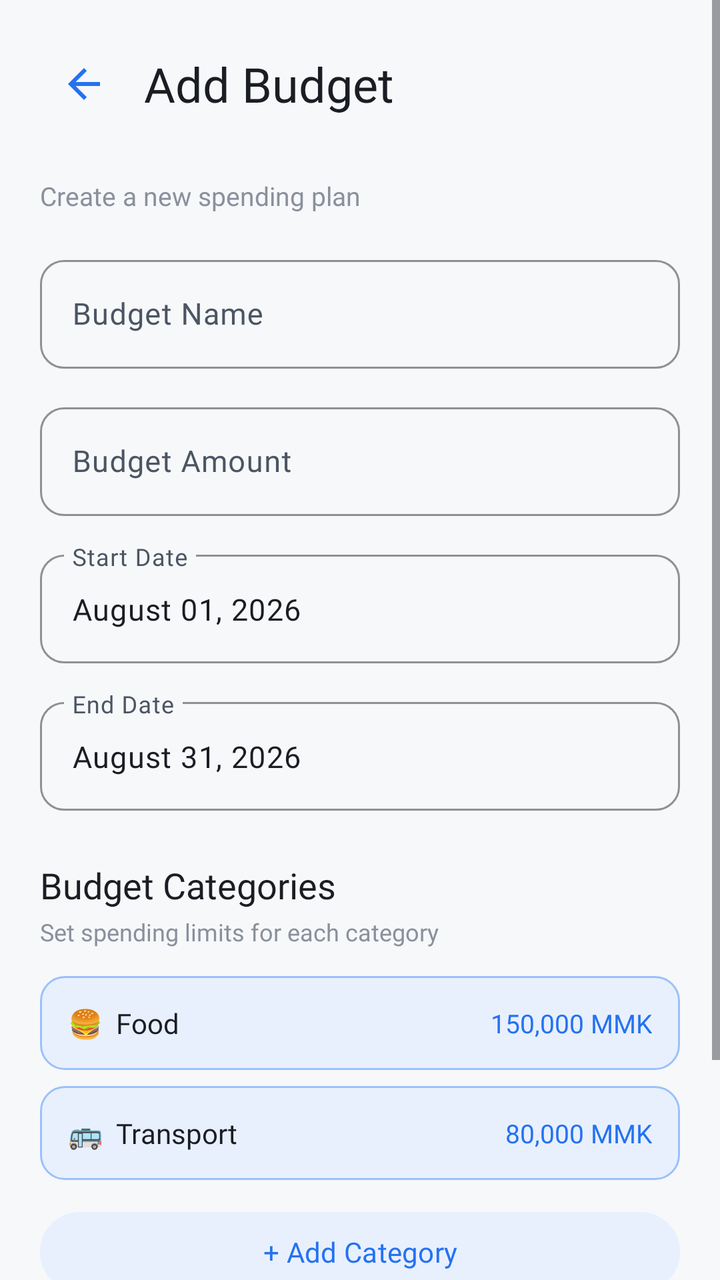
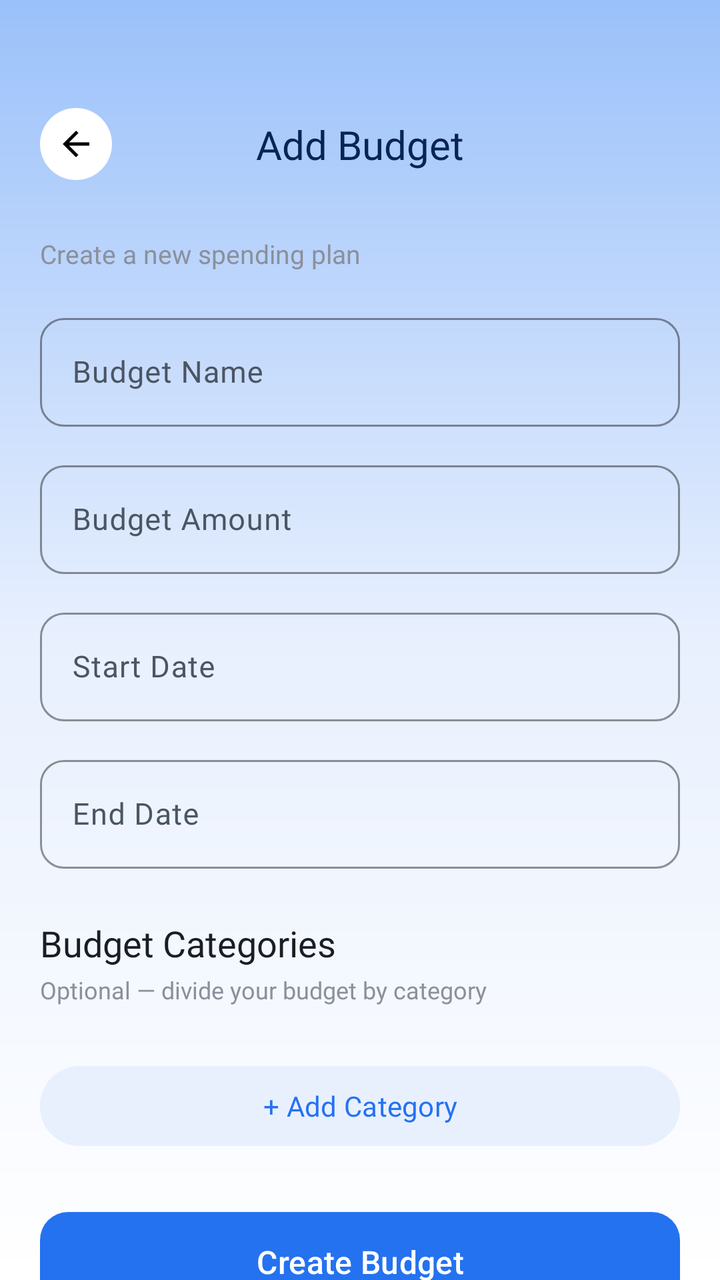

Before-and-after screenshots of an Android layout around one commit, followed by the original layout XML and the change that was made.
<!-- AndroidManifest.xml: application theme Theme.ExpenceAndBudgetTracker -->
<!-- res/layout/activity_add_budget.xml -->
<?xml version="1.0" encoding="utf-8"?>
<ScrollView
    xmlns:android="http://schemas.android.com/apk/res/android"
    xmlns:app="http://schemas.android.com/apk/res-auto"

    android:layout_width="match_parent"
    android:layout_height="match_parent"

    android:background="@color/background_light"
    android:fillViewport="true">


    <LinearLayout
        android:layout_width="match_parent"
        android:layout_height="wrap_content"

        android:orientation="vertical"
        android:padding="20dp">


        

        <LinearLayout
            android:layout_width="match_parent"
            android:layout_height="wrap_content"

            android:gravity="center_vertical">

            <ImageButton
                android:id="@+id/btnBack"

                android:layout_width="44dp"
                android:layout_height="44dp"

                android:background="?attr/selectableItemBackgroundBorderless"
                android:src="@drawable/ic_back"
                android:contentDescription="Back" />


            <TextView
                android:layout_width="wrap_content"
                android:layout_height="wrap_content"

                android:layout_marginStart="8dp"

                android:text="Add Budget"

                android:fontFamily="@font/dosis_bold"
                android:textColor="@color/text_primary_light"
                android:textSize="24sp" />

        </LinearLayout>


        

        <TextView
            android:layout_width="wrap_content"
            android:layout_height="wrap_content"

            android:layout_marginTop="25dp"

            android:text="Create a new spending plan"

            android:fontFamily="@font/dosis_bold"
            android:textColor="@color/neutral_500"
            android:textSize="13sp" />


        

        <com.google.android.material.textfield.TextInputLayout
            style="@style/Widget.MoneyMate.TextInputLayout"

            android:layout_width="match_parent"
            android:layout_height="wrap_content"

            android:layout_marginTop="18dp"

            android:hint="Budget Name">

            <com.google.android.material.textfield.TextInputEditText
                android:id="@+id/etBudgetName"

                android:layout_width="match_parent"
                android:layout_height="wrap_content"

                android:fontFamily="@font/dosis_bold"
                android:textSize="15sp" />

        </com.google.android.material.textfield.TextInputLayout>


        

        <com.google.android.material.textfield.TextInputLayout
            style="@style/Widget.MoneyMate.TextInputLayout"

            android:layout_width="match_parent"
            android:layout_height="wrap_content"

            android:layout_marginTop="14dp"

            android:hint="Budget Amount">

            <com.google.android.material.textfield.TextInputEditText
                android:id="@+id/etBudgetAmount"

                android:layout_width="match_parent"
                android:layout_height="wrap_content"

                android:inputType="numberDecimal"

                android:fontFamily="@font/dosis_bold"
                android:textSize="15sp" />

        </com.google.android.material.textfield.TextInputLayout>


        

        <com.google.android.material.textfield.TextInputLayout
            style="@style/Widget.MoneyMate.TextInputLayout"

            android:layout_width="match_parent"
            android:layout_height="wrap_content"

            android:layout_marginTop="14dp"

            android:hint="Start Date">

            <com.google.android.material.textfield.TextInputEditText
                android:id="@+id/etStartDate"

                android:layout_width="match_parent"
                android:layout_height="wrap_content"

                android:focusable="false"

                android:text="August 01, 2026"

                android:fontFamily="@font/dosis_bold"
                android:textSize="15sp" />

        </com.google.android.material.textfield.TextInputLayout>


        

        <com.google.android.material.textfield.TextInputLayout
            style="@style/Widget.MoneyMate.TextInputLayout"

            android:layout_width="match_parent"
            android:layout_height="wrap_content"

            android:layout_marginTop="14dp"

            android:hint="End Date">

            <com.google.android.material.textfield.TextInputEditText
                android:id="@+id/etEndDate"

                android:layout_width="match_parent"
                android:layout_height="wrap_content"

                android:focusable="false"

                android:text="August 31, 2026"

                android:fontFamily="@font/dosis_bold"
                android:textSize="15sp" />

        </com.google.android.material.textfield.TextInputLayout>


        

        <TextView
            android:layout_width="wrap_content"
            android:layout_height="wrap_content"

            android:layout_marginTop="25dp"

            android:text="Budget Categories"

            android:fontFamily="@font/dosis_bold"
            android:textColor="@color/text_primary_light"
            android:textSize="18sp" />


        <TextView
            android:layout_width="wrap_content"
            android:layout_height="wrap_content"

            android:layout_marginTop="3dp"

            android:text="Set spending limits for each category"

            android:fontFamily="@font/dosis_bold"
            android:textColor="@color/neutral_500"
            android:textSize="12sp" />


        

        <LinearLayout
            android:layout_width="match_parent"
            android:layout_height="wrap_content"

            android:layout_marginTop="14dp"
            android:padding="14dp"

            android:gravity="center_vertical"
            android:background="@drawable/bg_add_category">

            <TextView
                android:layout_width="0dp"
                android:layout_height="wrap_content"

                android:layout_weight="1"

                android:text="🍔  Food"

                android:fontFamily="@font/dosis_bold"
                android:textColor="@color/text_primary_light"
                android:textSize="14sp" />

            <TextView
                android:text="150,000 MMK"

                android:layout_width="wrap_content"
                android:layout_height="wrap_content"

                android:fontFamily="@font/dosis_bold"
                android:textColor="@color/primary_500"
                android:textSize="13sp" />

        </LinearLayout>


        

        <LinearLayout
            android:layout_width="match_parent"
            android:layout_height="wrap_content"

            android:layout_marginTop="8dp"
            android:padding="14dp"

            android:gravity="center_vertical"
            android:background="@drawable/bg_add_category">

            <TextView
                android:layout_width="0dp"
                android:layout_height="wrap_content"

                android:layout_weight="1"

                android:text="🚌  Transport"

                android:fontFamily="@font/dosis_bold"
                android:textColor="@color/text_primary_light"
                android:textSize="14sp" />

            <TextView
                android:text="80,000 MMK"

                android:layout_width="wrap_content"
                android:layout_height="wrap_content"

                android:fontFamily="@font/dosis_bold"
                android:textColor="@color/primary_500"
                android:textSize="13sp" />

        </LinearLayout>


        

        <Button
            android:id="@+id/btnAddCategory"

            android:layout_width="match_parent"
            android:layout_height="wrap_content"

            android:layout_marginTop="12dp"

            android:text="+ Add Category"

            android:textAllCaps="false"

            android:fontFamily="@font/dosis_bold"
            android:textColor="@color/primary_500"

            android:backgroundTint="@color/primary_50" />


        

        <Button
            android:id="@+id/btnCreateBudget"

            style="@style/Widget.MoneyMate.Button.Primary"

            android:layout_width="match_parent"
            android:layout_height="wrap_content"

            android:layout_marginTop="25dp"
            android:layout_marginBottom="20dp"

            android:text="Create Budget" />

    </LinearLayout>

</ScrollView>
<!-- resources referenced by this layout -->
<resources>
  <color name="background_light">@color/neutral_50</color>
  <color name="neutral_500">#8A909C</color>
  <color name="primary_50">#E8F0FE</color>
  <color name="primary_500">#2472F0</color>
  <color name="text_primary_light">@color/neutral_900</color>
  <!-- drawable bg_add_category (drawable) -->
  <?xml version="1.0" encoding="utf-8"?>
  <shape xmlns:android="http://schemas.android.com/apk/res/android"
      android:shape="rectangle">
  
      <solid android:color="@color/primary_50" />
  
      <stroke
          android:width="1dp"
          android:color="@color/primary_200" />
  
      <corners android:radius="12dp" />
  
  </shape>
  <!-- drawable ic_back (drawable) -->
  <?xml version="1.0" encoding="utf-8"?>
  <vector xmlns:android="http://schemas.android.com/apk/res/android"
      android:width="24dp"
      android:height="24dp"
      android:viewportWidth="24"
      android:viewportHeight="24">
      <path
          android:fillColor="@color/primary_500"
          android:pathData="M20,11H7.83l5.59,-5.59L12,4l-8,8 8,8 1.41,-1.41L7.83,13H20v-2z" />
  </vector>
  <style name="Widget.MoneyMate.Button.Primary" parent="Widget.Material3.Button">
          <item name="backgroundTint">@color/primary_500</item>
          <item name="cornerRadius">14dp</item>
          <item name="android:textAllCaps">false</item>
          <item name="android:textSize">16sp</item>
          <item name="android:paddingTop">14dp</item>
          <item name="android:paddingBottom">14dp</item>
      </style>
  <style name="Widget.MoneyMate.TextInputLayout" parent="Widget.Material3.TextInputLayout.OutlinedBox">
          <item name="boxCornerRadiusTopStart">12dp</item>
          <item name="boxCornerRadiusTopEnd">12dp</item>
          <item name="boxCornerRadiusBottomStart">12dp</item>
          <item name="boxCornerRadiusBottomEnd">12dp</item>
          <item name="boxStrokeColor">@color/primary_500</item>
          <item name="hintTextColor">@color/primary_500</item>
      </style>
  <style name="Theme.ExpenceAndBudgetTracker" parent="Theme.Material3.DayNight.NoActionBar">
          <item name="colorPrimary">@color/primary_500</item>
          <item name="colorOnPrimary">@color/neutral_0</item>
          <item name="colorPrimaryContainer">@color/primary_100</item>
          <item name="colorOnPrimaryContainer">@color/primary_900</item>
  
          <item name="colorSecondary">@color/accent_500</item>
          <item name="colorOnSecondary">@color/neutral_900</item>
          <item name="colorSecondaryContainer">@color/accent_100</item>
          <item name="colorOnSecondaryContainer">@color/accent_700</item>
  
          <item name="colorError">@color/expense_red</item>
          <item name="colorOnError">@color/neutral_0</item>
  
          <item name="android:colorBackground">@color/background_light</item>
          <item name="colorSurface">@color/surface_light</item>
          <item name="colorOnSurface">@color/text_primary_light</item>
          <item name="colorOnSurfaceVariant">@color/text_secondary_light</item>
  
          <item name="android:statusBarColor">@color/primary_700</item>
          <item name="android:windowLightStatusBar">false</item>
  
  
      </style>
  <color name="neutral_50">#F7F8FA</color>
  <color name="neutral_900">#1A1D23</color>
  <color name="primary_200">#9BC1FA</color>
  <color name="neutral_0">#FFFFFF</color>
  <color name="primary_100">#C2D9FC</color>
  <color name="primary_900">#082456</color>
  <color name="accent_500">#FFA800</color>
  <color name="accent_100">#FFE9C2</color>
  <color name="accent_700">#CC8600</color>
  <color name="expense_red">#E5484D</color>
  <color name="surface_light">@color/neutral_0</color>
  <color name="text_secondary_light">@color/neutral_700</color>
  <color name="primary_700">#1447A8</color>
  <color name="neutral_700">#4B5563</color>
</resources>

<!-- the commit's change to res/layout/activity_add_budget.xml (unified diff, before → after) -->
@@ -1,315 +1,321 @@
 <?xml version="1.0" encoding="utf-8"?>
-<ScrollView
+<androidx.constraintlayout.widget.ConstraintLayout
     xmlns:android="http://schemas.android.com/apk/res/android"
     xmlns:app="http://schemas.android.com/apk/res-auto"
 
     android:layout_width="match_parent"
     android:layout_height="match_parent"
 
-    android:background="@color/background_light"
-    android:fillViewport="true">
-
-
-    <LinearLayout
-        android:layout_width="match_parent"
+    android:background="@drawable/gradient_header_bg"
+    android:clipChildren="false"
+    android:clipToPadding="false">
+
+    
+    
+    
+
+    <ImageView
+        android:id="@+id/btnBack"
+
+        android:layout_width="36dp"
+        android:layout_height="36dp"
+
+        android:layout_marginStart="20dp"
+        android:layout_marginTop="54dp"
+
+        android:padding="8dp"
+
+        android:background="@drawable/circle_bg_white"
+        android:src="@drawable/baseline_arrow_back_24"
+        android:contentDescription="Back"
+
+        android:clickable="true"
+        android:focusable="true"
+
+        app:layout_constraintStart_toStartOf="parent"
+        app:layout_constraintTop_toTopOf="parent" />
+
+
+    
+    
+    
+
+    <TextView
+        android:id="@+id/tvBudgetPageTitle"
+
+        android:layout_width="wrap_content"
         android:layout_height="wrap_content"
 
-        android:orientation="vertical"
-        android:padding="20dp">
-
-
-        
+        android:text="Add Budget"
+
+        android:fontFamily="@font/dosis_extrabold"
+        android:textColor="@color/primary_900"
+        android:textSize="20sp"
+
+        app:layout_constraintTop_toTopOf="@id/btnBack"
+        app:layout_constraintBottom_toBottomOf="@id/btnBack"
+        app:layout_constraintStart_toStartOf="parent"
+        app:layout_constraintEnd_toEndOf="parent" />
+
+
+    
+    
+    
+
+    <ScrollView
+        android:id="@+id/budgetScrollView"
+
+        android:layout_width="0dp"
+        android:layout_height="0dp"
+
+        android:layout_marginTop="24dp"
+
+        android:fillViewport="true"
+        android:clipChildren="false"
+        android:clipToPadding="false"
+
+        android:scrollbars="none"
+
+        app:layout_constraintTop_toBottomOf="@id/btnBack"
+        app:layout_constraintBottom_toBottomOf="parent"
+        app:layout_constraintStart_toStartOf="parent"
+        app:layout_constraintEnd_toEndOf="parent">
+
 
         <LinearLayout
             android:layout_width="match_parent"
             android:layout_height="wrap_content"
 
-            android:gravity="center_vertical">
-
-            <ImageButton
-                android:id="@+id/btnBack"
-
-                android:layout_width="44dp"
-                android:layout_height="44dp"
-
-                android:background="?attr/selectableItemBackgroundBorderless"
-                android:src="@drawable/ic_back"
-                android:contentDescription="Back" />
-
+            android:orientation="vertical"
+
+            android:paddingStart="20dp"
+            android:paddingEnd="20dp"
+            android:paddingBottom="30dp">
+
+
+            
+            
+            
 
             <TextView
+                android:id="@+id/tvBudgetPageSubtitle"
+
                 android:layout_width="wrap_content"
                 android:layout_height="wrap_content"
 
-                android:layout_marginStart="8dp"
-
-                android:text="Add Budget"
+                android:layout_marginTop="4dp"
+
+                android:text="Create a new spending plan"
+
+                android:fontFamily="@font/dosis_bold"
+                android:textColor="@color/neutral_500"
+                android:textSize="13sp" />
+
+
+            
+            
+            
+
+            <com.google.android.material.textfield.TextInputLayout
+                style="@style/Widget.MoneyMate.TextInputLayout"
+
+                android:layout_width="match_parent"
+                android:layout_height="wrap_content"
+
+                android:layout_marginTop="18dp"
+
+                android:hint="Budget Name">
+
+                <com.google.android.material.textfield.TextInputEditText
+                    android:id="@+id/etBudgetName"
+
+                    android:layout_width="match_parent"
+                    android:layout_height="wrap_content"
+
+                    android:inputType="textCapSentences"
+
+                    android:fontFamily="@font/dosis_bold"
+                    android:textSize="15sp" />
+
+            </com.google.android.material.textfield.TextInputLayout>
+
+
+            
+            
+            
+
+            <com.google.android.material.textfield.TextInputLayout
+                style="@style/Widget.MoneyMate.TextInputLayout"
+
+                android:layout_width="match_parent"
+                android:layout_height="wrap_content"
+
+                android:layout_marginTop="14dp"
+
+                android:hint="Budget Amount"
+
+                app:prefixText="MMK ">
+
+                <com.google.android.material.textfield.TextInputEditText
+                    android:id="@+id/etBudgetAmount"
+
+                    android:layout_width="match_parent"
+                    android:layout_height="wrap_content"
+
+                    android:inputType="numberDecimal"
+
+                    android:fontFamily="@font/dosis_bold"
+                    android:textSize="15sp" />
+
+            </com.google.android.material.textfield.TextInputLayout>
+
+
+            
+            
+            
+
+            <com.google.android.material.textfield.TextInputLayout
+                style="@style/Widget.MoneyMate.TextInputLayout"
+
+                android:layout_width="match_parent"
+                android:layout_height="wrap_content"
+
+                android:layout_marginTop="14dp"
+
+                android:hint="Start Date">
+
+                <com.google.android.material.textfield.TextInputEditText
+                    android:id="@+id/etStartDate"
+
+                    android:layout_width="match_parent"
+                    android:layout_height="wrap_content"
+
+                    android:focusable="false"
+                    android:clickable="true"
+
+                    android:fontFamily="@font/dosis_bold"
+                    android:textSize="15sp" />
+
+            </com.google.android.material.textfield.TextInputLayout>
+
+
+            
+            
+            
+
+            <com.google.android.material.textfield.TextInputLayout
+                style="@style/Widget.MoneyMate.TextInputLayout"
+
+                android:layout_width="match_parent"
+                android:layout_height="wrap_content"
+
+                android:layout_marginTop="14dp"
+
+                android:hint="End Date">
+
+                <com.google.android.material.textfield.TextInputEditText
+                    android:id="@+id/etEndDate"
+
+                    android:layout_width="match_parent"
+                    android:layout_height="wrap_content"
+
+                    android:focusable="false"
+                    android:clickable="true"
+
+                    android:fontFamily="@font/dosis_bold"
+                    android:textSize="15sp" />
+
+            </com.google.android.material.textfield.TextInputLayout>
+
+
+            
+            
+            
+
+            <TextView
+                android:id="@+id/tvCategoriesTitle"
+
+                android:layout_width="wrap_content"
+                android:layout_height="wrap_content"
+
+                android:layout_marginTop="25dp"
+
+                android:text="Budget Categories"
 
                 android:fontFamily="@font/dosis_bold"
                 android:textColor="@color/text_primary_light"
-                android:textSize="24sp" />
-
-        </LinearLayout>
-
-
-        
-
-        <TextView
-            android:layout_width="wrap_content"
-            android:layout_height="wrap_content"
-
-            android:layout_marginTop="25dp"
-
-            android:text="Create a new spending plan"
-
-            android:fontFamily="@font/dosis_bold"
-            android:textColor="@color/neutral_500"
-            android:textSize="13sp" />
-
-
-        
-
-        <com.google.android.material.textfield.TextInputLayout
-            style="@style/Widget.MoneyMate.TextInputLayout"
-
-            android:layout_width="match_parent"
-            android:layout_height="wrap_content"
-
-            android:layout_marginTop="18dp"
-
-            android:hint="Budget Name">
-
-            <com.google.android.material.textfield.TextInputEditText
-                android:id="@+id/etBudgetName"
-
-                android:layout_width="match_parent"
-                android:layout_height="wrap_content"
+                android:textSize="18sp" />
+
+
+            <TextView
+                android:id="@+id/tvCategoriesSubtitle"
+
+                android:layout_width="wrap_content"
+                android:layout_height="wrap_content"
+
+                android:layout_marginTop="3dp"
+
+                android:text="Optional — divide your budget by category"
 
                 android:fontFamily="@font/dosis_bold"
-                android:textSize="15sp" />
-
-        </com.google.android.material.textfield.TextInputLayout>
-
-
-        
-
-        <com.google.android.material.textfield.TextInputLayout
-            style="@style/Widget.MoneyMate.TextInputLayout"
-
-            android:layout_width="match_parent"
-            android:layout_height="wrap_content"
-
-            android:layout_marginTop="14dp"
-
-            android:hint="Budget Amount">
-
-            <com.google.android.material.textfield.TextInputEditText
-                android:id="@+id/etBudgetAmount"
-
-                android:layout_width="match_parent"
-                android:layout_height="wrap_content"
-
-                android:inputType="numberDecimal"
-
-                android:fontFamily="@font/dosis_bold"
-                android:textSize="15sp" />
-
-        </com.google.android.material.textfield.TextInputLayout>
-
-
-        
-
-        <com.google.android.material.textfield.TextInputLayout
-            style="@style/Widget.MoneyMate.TextInputLayout"
-
-            android:layout_width="match_parent"
-            android:layout_height="wrap_content"
-
-            android:layout_marginTop="14dp"
-
-            android:hint="Start Date">
-
-            <com.google.android.material.textfield.TextInputEditText
-                android:id="@+id/etStartDate"
-
-                android:layout_width="match_parent"
-                android:layout_height="wrap_content"
-
-                android:focusable="false"
-
-                android:text="August 01, 2026"
-
-                android:fontFamily="@font/dosis_bold"
-                android:textSize="15sp" />
-
-        </com.google.android.material.textfield.TextInputLayout>
-
-
-        
-
-        <com.google.android.material.textfield.TextInputLayout
-            style="@style/Widget.MoneyMate.TextInputLayout"
-
-            android:layout_width="match_parent"
-            android:layout_height="wrap_content"
-
-            android:layout_marginTop="14dp"
-
-            android:hint="End Date">
-
-            <com.google.android.material.textfield.TextInputEditText
-                android:id="@+id/etEndDate"
-
-                android:layout_width="match_parent"
-                android:layout_height="wrap_content"
-
-                android:focusable="false"
-
-                android:text="August 31, 2026"
-
-                android:fontFamily="@font/dosis_bold"
-                android:textSize="15sp" />
-
-        </com.google.android.material.textfield.TextInputLayout>
-
-
-        
-
-        <TextView
-            android:layout_width="wrap_content"
-            android:layout_height="wrap_content"
-
-            android:layout_marginTop="25dp"
-
-            android:text="Budget Categories"
-
-            android:fontFamily="@font/dosis_bold"
-            android:textColor="@color/text_primary_light"
-            android:textSize="18sp" />
-
-
-        <TextView
-            android:layout_width="wrap_content"
-            android:layout_height="wrap_content"
-
-            android:layout_marginTop="3dp"
-
-            android:text="Set spending limits for each category"
-
-            android:fontFamily="@font/dosis_bold"
-            android:textColor="@color/neutral_500"
-            android:textSize="12sp" />
-
-
-        
-
-        <LinearLayout
-            android:layout_width="match_parent"
-            android:layout_height="wrap_content"
-
-            android:layout_marginTop="14dp"
-            android:padding="14dp"
-
-            android:gravity="center_vertical"
-            android:background="@drawable/bg_add_category">
-
-            <TextView
-                android:layout_width="0dp"
-                android:layout_height="wrap_content"
-
-                android:layout_weight="1"
-
-                android:text="🍔  Food"
-
-                android:fontFamily="@font/dosis_bold"
-                android:textColor="@color/text_primary_light"
-                android:textSize="14sp" />
-
-            <TextView
-                android:text="150,000 MMK"
-
-                android:layout_width="wrap_content"
-                android:layout_height="wrap_content"
+                android:textColor="@color/neutral_500"
+                android:textSize="12sp" />
+
+
+            
+            
+            
+
+            <LinearLayout
+                android:id="@+id/categoryContainer"
+
+                android:layout_width="match_parent"
+                android:layout_height="wrap_content"
+
+                android:layout_marginTop="14dp"
+
+                android:orientation="vertical" />
+
+
+            
+            
+            
+
+            <Button
+                android:id="@+id/btnAddCategory"
+
+                android:layout_width="match_parent"
+                android:layout_height="wrap_content"
+
+                android:layout_marginTop="12dp"
+
+                android:text="+ Add Category"
+                android:textAllCaps="false"
 
                 android:fontFamily="@font/dosis_bold"
                 android:textColor="@color/primary_500"
-                android:textSize="13sp" />
+
+                android:backgroundTint="@color/primary_50" />
+
+
+            
+            
+            
+
+            <Button
+                android:id="@+id/btnCreateBudget"
+
+                style="@style/Widget.MoneyMate.Button.Primary"
+
+                android:layout_width="match_parent"
+                android:layout_height="wrap_content"
+
+                android:layout_marginTop="25dp"
+
+                android:text="Create Budget" />
 
         </LinearLayout>
 
-
-        
-
-        <LinearLayout
-            android:layout_width="match_parent"
-            android:layout_height="wrap_content"
-
-            android:layout_marginTop="8dp"
-            android:padding="14dp"
-
-            android:gravity="center_vertical"
-            android:background="@drawable/bg_add_category">
-
-            <TextView
-                android:layout_width="0dp"
-                android:layout_height="wrap_content"
-
-                android:layout_weight="1"
-
-                android:text="🚌  Transport"
-
-                android:fontFamily="@font/dosis_bold"
-                android:textColor="@color/text_primary_light"
-                android:textSize="14sp" />
-
-            <TextView
-                android:text="80,000 MMK"
-
-                android:layout_width="wrap_content"
-                android:layout_height="wrap_content"
-
-                android:fontFamily="@font/dosis_bold"
-                android:textColor="@color/primary_500"
-                android:textSize="13sp" />
-
-        </LinearLayout>
-
-
-        
-
-        <Button
-            android:id="@+id/btnAddCategory"
-
-            android:layout_width="match_parent"
-            android:layout_height="wrap_content"
-
-            android:layout_marginTop="12dp"
-
-            android:text="+ Add Category"
-
-            android:textAllCaps="false"
-
-            android:fontFamily="@font/dosis_bold"
-            android:textColor="@color/primary_500"
-
-            android:backgroundTint="@color/primary_50" />
-
-
-        
-
-        <Button
-            android:id="@+id/btnCreateBudget"
-
-            style="@style/Widget.MoneyMate.Button.Primary"
-
-            android:layout_width="match_parent"
-            android:layout_height="wrap_content"
-
-            android:layout_marginTop="25dp"
-            android:layout_marginBottom="20dp"
-
-            android:text="Create Budget" />
-
-    </LinearLayout>
-
-</ScrollView>
+    </ScrollView>
+
+</androidx.constraintlayout.widget.ConstraintLayout>
<!-- resource entries referenced after the edit -->
@@ -5,31 +5,30 @@
   <color name="primary_50">#E8F0FE</color>
   <color name="primary_500">#2472F0</color>
   <color name="text_primary_light">@color/neutral_900</color>
-  <!-- drawable bg_add_category (drawable) -->
+  <!-- drawable baseline_arrow_back_24 (drawable) -->
+  <vector xmlns:android="http://schemas.android.com/apk/res/android" android:autoMirrored="true" android:height="24dp" android:tint="#000000" android:viewportHeight="24" android:viewportWidth="24" android:width="24dp">
+        
+      <path android:fillColor="@android:color/black" android:pathData="M20,11H7.83l5.59,-5.59L12,4l-8,8 8,8 1.41,-1.41L7.83,13H20v-2z"/>
+      
+  </vector>
+  <!-- drawable circle_bg_white (drawable) -->
+  <?xml version="1.0" encoding="utf-8"?>
+  <shape xmlns:android="http://schemas.android.com/apk/res/android"
+      android:shape="oval">
+  
+      <solid android:color="@color/neutral_0" />
+  
+  </shape>
+  <!-- drawable gradient_header_bg (drawable) -->
   <?xml version="1.0" encoding="utf-8"?>
   <shape xmlns:android="http://schemas.android.com/apk/res/android"
       android:shape="rectangle">
-  
-      <solid android:color="@color/primary_50" />
-  
-      <stroke
-          android:width="1dp"
-          android:color="@color/primary_200" />
-  
-      <corners android:radius="12dp" />
-  
+      <gradient
+          android:startColor="@color/primary_200"
+          android:centerColor="@color/primary_50"
+          android:endColor="@color/neutral_0"
+          android:angle="270" />
   </shape>
-  <!-- drawable ic_back (drawable) -->
-  <?xml version="1.0" encoding="utf-8"?>
-  <vector xmlns:android="http://schemas.android.com/apk/res/android"
-      android:width="24dp"
-      android:height="24dp"
-      android:viewportWidth="24"
-      android:viewportHeight="24">
-      <path
-          android:fillColor="@color/primary_500"
-          android:pathData="M20,11H7.83l5.59,-5.59L12,4l-8,8 8,8 1.41,-1.41L7.83,13H20v-2z" />
-  </vector>
   <style name="Widget.MoneyMate.Button.Primary" parent="Widget.Material3.Button">
           <item name="backgroundTint">@color/primary_500</item>
           <item name="cornerRadius">14dp</item>
